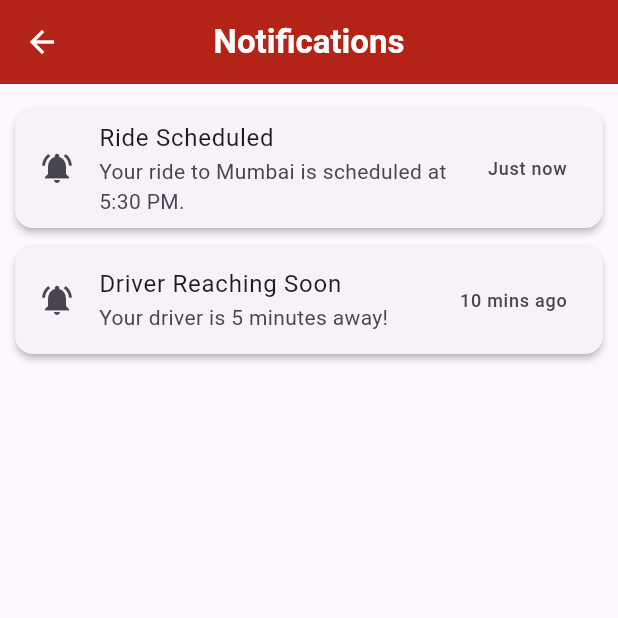
After one commit to Amaanvikar/GetxFlow, a Flutter app: the NotificationScreen screen opened by its route, on a phone screen of 412 x 824 dp, the top half of it. The commit adds this screen. Run offline on Flutter 3.47's test engine with Material 3 defaults, Android fonts, the phone set to English and light mode, and no system bars; our stand-ins replace firebase_core, firebase_messaging, flutter_local_notifications, flutter_svg, geolocator, get and 5 more; accounts and stored records are empty; network calls fail.

Commit message:
ADD: notification info

```diff
--- a/lib/common/widget/drawer_widget.dart
+++ b/lib/common/widget/drawer_widget.dart
@@ -103,11 +103,11 @@ class _DrawerWidgetState extends State<DrawerWidget> {
           ),
           ListTile(
             title: Text(
-              'location',
+              'Notification',
               style: TextStyle(fontSize: 16),
             ),
-            leading: Icon(Icons.pin_drop),
-            onTap: () => Get.toNamed('/location'),
+            leading: Icon(Icons.notification_add),
+            onTap: () => Get.toNamed('/notifications'),
           ),
           ListTile(
             title: Text(
--- /dev/null
+++ b/lib/controller/notification_controller.dart
@@ -0,0 +1,23 @@
+import 'package:get/get.dart';
+
+class NotificationController extends GetxController {
+  List<Map<String, String>> notifications = [
+    {
+      'title': 'Ride Scheduled',
+      'body': 'Your ride to Mumbai is scheduled at 5:30 PM.',
+      'timestamp': 'Just now',
+    },
+    {
+      'title': 'Driver Reaching Soon',
+      'body': 'Your driver is 5 minutes away!',
+      'timestamp': '10 mins ago',
+    },
+  ];
+
+  Future<void> refreshNotifications() async {
+    // You can replace this with real API or database call
+    await Future.delayed(const Duration(seconds: 2));
+    // For example, reverse the list to simulate a refresh
+    notifications = List.from(notifications.reversed);
+  }
+}
--- a/lib/main.dart
+++ b/lib/main.dart
@@ -9,6 +9,7 @@ import 'package:getxflow/screens/homescreen.dart';
 import 'package:getxflow/screens/location_screen.dart';
 // import 'package:get_storage/get_storage.dart';
 import 'package:getxflow/screens/login.dart';
+import 'package:getxflow/screens/notification_screen.dart';
 import 'package:getxflow/screens/user_profile_screen.dart';
 import 'package:getxflow/screens/splash.dart';
 import 'package:firebase_messaging/firebase_messaging.dart';
@@ -53,9 +54,9 @@ class MyApp extends StatelessWidget {
         GetPage(name: '/booking', page: () => DriverRideListScreen()),
         GetPage(name: '/event', page: () => EventScreen()),
         GetPage(name: '/profile', page: () => UserProfilePage()),
-        GetPage(name: '/location', page: () => LocationScreen())
-
-        // GetPage(name: '/search', page: () => SearchScreen()),
+        GetPage(name: '/location', page: () => LocationScreen()),
+        GetPage(name: '/notifications', page: () => NotificationScreen()),
+        // GetPage(name: '/driverEndRoute', page: () => DriverEndRoute())
       ],
     );
   }
--- /dev/null
+++ b/lib/screens/notification_screen.dart
@@ -0,0 +1,56 @@
+import 'package:flutter/material.dart';
+import 'package:get/instance_manager.dart';
+import 'package:get/utils.dart';
+import 'package:getxflow/controller/notification_controller.dart';
+
+class NotificationScreen extends StatefulWidget {
+  const NotificationScreen({super.key});
+
+  @override
+  State<NotificationScreen> createState() => _NotificationScreenState();
+}
+
+class _NotificationScreenState extends State<NotificationScreen> {
+  final NotificationController notificationController =
+      Get.put(NotificationController());
+  @override
+  Widget build(BuildContext context) {
+    return Scaffold(
+      appBar: AppBar(
+        backgroundColor: const Color(0xFFB42318),
+        iconTheme: const IconThemeData(color: Colors.white),
+        title: const Text(
+          "Notifications",
+          style: TextStyle(color: Colors.white, fontWeight: FontWeight.bold),
+        ),
+        centerTitle: true,
+      ),
+      body: RefreshIndicator(
+        onRefresh: notificationController.refreshNotifications,
+        child: notificationController.notifications.isEmpty
+            ? const Center(
+                child: Text("No notifications yet.",
+                    style: TextStyle(fontSize: 16)),
+              )
+            : ListView.builder(
+                padding: const EdgeInsets.all(10),
+                itemCount: notificationController.notifications.length,
+                itemBuilder: (context, index) {
+                  final item = notificationController.notifications[index];
+                  return Card(
+                    elevation: 2,
+                    margin: const EdgeInsets.symmetric(vertical: 6),
+                    child: ListTile(
+                      leading: const Icon(Icons.notifications_active),
+                      title: Text(item['title'] ?? 'No title'),
+                      subtitle: Text(item['body'] ?? 'No message'),
+                      trailing: Text(item['timestamp'] ?? '',
+                          style: const TextStyle(fontSize: 12)),
+                    ),
+                  );
+                },
+              ),
+      ),
+    );
+  }
+}
```
Also changed, not shown: lib/firebase/push_notifications.dart (+62 -41 lines), 5 other files.
